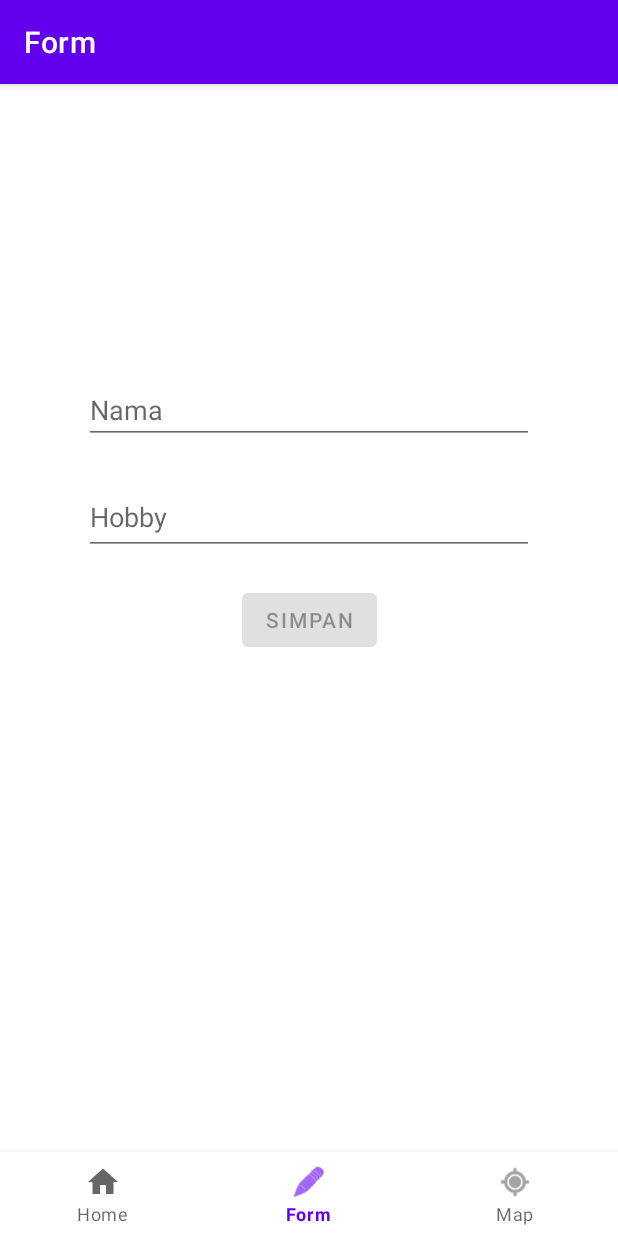
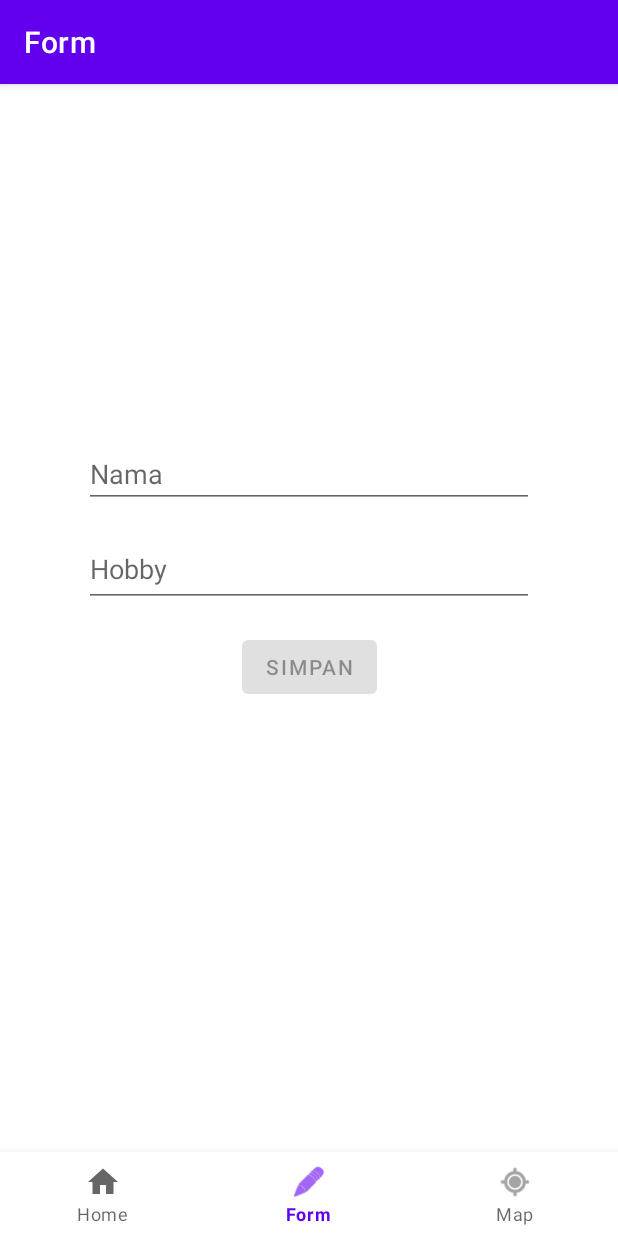
Before and after one commit to citrusian/MobProg-TP2-V1, an Android app: the FormFragment screen opened through its navigation route, on a phone screen of 412 x 824 dp. Run offline under Robolectric (Android 15) with nearby library versions, the phone set to English and light mode, and no system bars; our stand-ins replace navigation-ui.

Commit message:
[fix] Rearrange Layout Margin

```diff
--- a/app/build.gradle.kts
+++ b/app/build.gradle.kts
@@ -65,6 +65,7 @@ dependencies {
     implementation("androidx.navigation:navigation-ui-ktx:2.5.3")
     implementation("androidx.annotation:annotation:1.6.0")
     implementation("com.google.android.gms:play-services-maps:18.1.0")
+    implementation("androidx.fragment:fragment:1.6.1")
     testImplementation("junit:junit:4.13.2")
     androidTestImplementation("androidx.test.ext:junit:1.1.5")
     androidTestImplementation("androidx.test.espresso:espresso-core:3.5.1")
--- a/app/src/main/java/com/example/mobprog_tp2/ui/Form/FormFragment.kt
+++ b/app/src/main/java/com/example/mobprog_tp2/ui/Form/FormFragment.kt
@@ -17,17 +17,17 @@ import android.widget.Toast
 import com.example.mobprog_tp2.databinding.FragmentFormBinding
 
 import com.example.mobprog_tp2.R
+import com.google.android.material.bottomnavigation.BottomNavigationView
 
 class FormFragment : Fragment() {
 
     private var _binding: FragmentFormBinding? = null
     private val binding get() = _binding!!
 
-    // validation in here
+    // Using Login Preset for validation
     private lateinit var loginViewModel: LoginViewModel
 
     // Output Message (Local Session)
-    // !! note IntelliJ IDE keeps outputting warning if using Uppercase even when user-warning === suppressed
     private lateinit var nameOutput: TextView
     private lateinit var hobbyOutput: TextView
     private lateinit var namaAllPageOutput: TextView
@@ -115,7 +115,6 @@ class FormFragment : Fragment() {
         }
 
         loginButton.setOnClickListener {
-//            loadingProgressBar.visibility = View.VISIBLE
             loginViewModel.login(
                 nameEditText.text.toString(),
                 hobbyEditText.text.toString()
@@ -128,14 +127,14 @@ class FormFragment : Fragment() {
         val nameOutputStr = getString(R.string.action_name_message) + "\n" + name
         val hobbyOutputStr = getString(R.string.action_hobby_message) + "\n" + hobby
 
-        // Text string and visibility
+        // Name and Hobby Visibility
         nameOutput.text = nameOutputStr
         nameOutput.visibility = View.VISIBLE
 
         hobbyOutput.text = hobbyOutputStr
         hobbyOutput.visibility = View.VISIBLE
 
-        // Text at all page
+        // Name String on all page Visibility
         namaAllPageOutput.text = name
         namaAllPageOutput.visibility = View.VISIBLE
 
@@ -146,15 +145,23 @@ class FormFragment : Fragment() {
         val appContext = context?.applicationContext ?: return
         val toast = Toast.makeText(appContext, nameOutputStr, Toast.LENGTH_LONG)
         val xOffset = 0 // Horizontal offset
-        val yOffset = 200 // Vertical offset
+        val yOffset = getBottomNavHeight()  // Get Vertical offset from BottomNav
+        // Note : Doesn't work on smaller screen
         toast.setGravity(Gravity.BOTTOM, xOffset, yOffset)
         toast.show()
+    }
+
+    private fun getBottomNavHeight(): Int {
+        val bottomNav = requireActivity().findViewById<BottomNavigationView>(R.id.nav_view)
+        return bottomNav.height
     }
 
     private fun showLoginFailed(@StringRes errorString: Int) {
         val appContext = context?.applicationContext ?: return
         val toast = Toast.makeText(appContext, errorString, Toast.LENGTH_LONG)
-        toast.setGravity(Gravity.BOTTOM, 0, 200)
+        val xOffset = 0 // Horizontal offset
+        val yOffset = getBottomNavHeight()
+        toast.setGravity(Gravity.BOTTOM, xOffset, yOffset)
         toast.show()
     }
 
--- a/app/src/main/res/layout/activity_main.xml
+++ b/app/src/main/res/layout/activity_main.xml
@@ -20,22 +20,6 @@
 
     <!-- use hardcoded android:layout_marginTop="40dp" to display name -->
 
-    <fragment
-        android:id="@+id/nav_host_fragment_activity_main"
-        android:name="androidx.navigation.fragment.NavHostFragment"
-        android:layout_width="wrap_content"
-        android:layout_height="wrap_content"
-        android:layout_weight="1"
-        android:ellipsize="marquee"
-        app:defaultNavHost="true"
-        app:layout_constraintBottom_toTopOf="@+id/nav_view"
-        app:layout_constraintHorizontal_bias="1.0"
-        app:layout_constraintLeft_toLeftOf="parent"
-        app:layout_constraintRight_toRightOf="parent"
-        app:layout_constraintTop_toTopOf="parent"
-        app:layout_constraintVertical_bias="0.5"
-        app:navGraph="@navigation/mobile_navigation" />
-
     <TextView
         android:id="@+id/namaAllPageOutput"
         android:layout_width="200dp"
@@ -50,4 +34,21 @@
         app:layout_constraintRight_toRightOf="parent"
         app:layout_constraintTop_toTopOf="parent" />
 
+    <fragment
+        android:id="@+id/nav_host_fragment_activity_main"
+        android:name="androidx.navigation.fragment.NavHostFragment"
+        android:layout_width="wrap_content"
+        android:layout_height="wrap_content"
+        android:layout_marginTop="8dp"
+        android:ellipsize="marquee"
+        app:defaultNavHost="true"
+        app:layout_constraintBottom_toTopOf="@+id/nav_view"
+        app:layout_constraintHeight_max="600dp"
+        app:layout_constraintHorizontal_bias="0.5"
+        app:layout_constraintLeft_toLeftOf="parent"
+        app:layout_constraintRight_toRightOf="parent"
+        app:layout_constraintTop_toBottomOf="@+id/namaAllPageOutput"
+        app:navGraph="@navigation/mobile_navigation" />
+
+
 </androidx.constraintlayout.widget.ConstraintLayout>
--- a/app/src/main/res/layout/fragment_form.xml
+++ b/app/src/main/res/layout/fragment_form.xml
@@ -15,24 +15,21 @@
         android:id="@+id/name"
         android:layout_width="300dp"
         android:layout_height="0dp"
-        android:layout_marginStart="80dp"
         android:layout_marginTop="24dp"
-        android:layout_marginEnd="80dp"
         android:autofillHints="hint_nama"
         android:hint="@string/hint_nama"
         android:inputType="textEmailAddress"
         android:selectAllOnFocus="true"
         app:layout_constraintEnd_toEndOf="parent"
+        app:layout_constraintHorizontal_bias="0.5"
         app:layout_constraintStart_toStartOf="parent"
-        app:layout_constraintTop_toTopOf="parent" />
+        app:layout_constraintTop_toTopOf="parent"/>
 
     <EditText
         android:id="@+id/hobby"
         android:layout_width="300dp"
         android:layout_height="50dp"
-        android:layout_marginStart="24dp"
-        android:layout_marginTop="24dp"
-        android:layout_marginEnd="24dp"
+        android:layout_marginTop="16dp"
         android:autofillHints="@string/hint_hobby"
         android:hint="@string/hint_hobby"
         android:imeActionLabel="@string/action_save"
@@ -49,24 +46,19 @@
         android:layout_width="wrap_content"
         android:layout_height="wrap_content"
         android:layout_gravity="start"
-        android:layout_marginStart="48dp"
         android:layout_marginTop="16dp"
-        android:layout_marginEnd="48dp"
-        android:layout_marginBottom="64dp"
         android:enabled="false"
+        android:gravity="center"
         android:text="@string/button_save"
-        app:layout_constraintBottom_toBottomOf="parent"
         app:layout_constraintEnd_toEndOf="parent"
-        app:layout_constraintHorizontal_bias="0.5"
         app:layout_constraintStart_toStartOf="parent"
-        app:layout_constraintTop_toBottomOf="@+id/hobby"
-        app:layout_constraintVertical_bias="0.034" />
+        app:layout_constraintTop_toBottomOf="@+id/hobby" />
 
     <TextView
         android:id="@+id/nameOutput"
         android:layout_width="300dp"
         android:layout_height="50dp"
-        android:layout_marginTop="40dp"
+        android:layout_marginTop="16dp"
         android:visibility="invisible"
         android:gravity="center"
         android:textSize="16sp"
@@ -80,7 +72,7 @@
         android:id="@+id/hobbyOutput"
         android:layout_width="300dp"
         android:layout_height="50dp"
-        android:layout_marginTop="20dp"
+        android:layout_marginTop="16dp"
         android:visibility="invisible"
         android:gravity="center"
         android:textSize="16sp"
--- a/app/src/main/res/layout/fragment_home.xml
+++ b/app/src/main/res/layout/fragment_home.xml
@@ -9,7 +9,7 @@
     <ImageView
         android:id="@+id/SplashWelcome"
         android:layout_width="wrap_content"
-        android:layout_height="400dp"
+        android:layout_height="350dp"
         android:contentDescription="@string/splash"
         android:src="@drawable/welcome_heart_green"
         android:visibility="visible"
```
